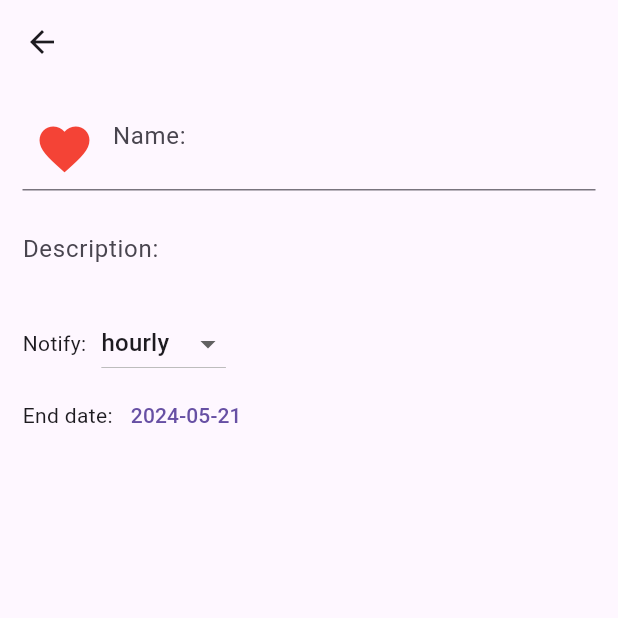
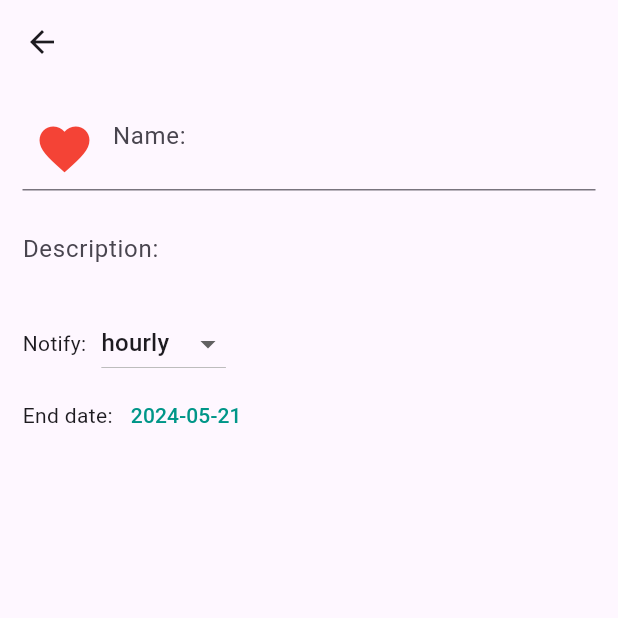
Before and after one commit to boterop/habit_hero, a Flutter app: the screen it shows after launch, after a tap on the "add" icon, on a phone screen of 412 x 824 dp, the top half of it. Run offline on Flutter 3.47's test engine with Material 3 defaults, Android fonts, the phone set to English and light mode, and no system bars; our stand-ins replace flutter_dotenv, flutter_secure_storage; generated files the repository leaves out were written again; network calls fail.

```diff
--- a/lib/themes/general_theme.dart
+++ b/lib/themes/general_theme.dart
@@ -28,6 +28,19 @@ class GeneralTheme {
   _getFloatingTheme() =>
       FloatingActionButtonThemeData(backgroundColor: primaryColor);
 
+  _getTextButtonTheme() => TextButtonThemeData(
+        style: ButtonStyle(
+          foregroundColor: MaterialStateProperty.resolveWith<Color?>(
+            (Set<MaterialState> states) {
+              if (states.contains(MaterialState.disabled)) {
+                return Colors.grey;
+              }
+              return primaryColor;
+            },
+          ),
+        ),
+      );
+
   ThemeData getData() => ThemeData(
         primaryColor: background,
         switchTheme: SwitchThemeData(
@@ -36,6 +49,7 @@ class GeneralTheme {
           trackOutlineColor: _switchColors(),
         ),
         floatingActionButtonTheme: _getFloatingTheme(),
+        textButtonTheme: _getTextButtonTheme(),
         brightness: brightness,
       );
 }
```
Also changed, not shown: lib/l10n/app_en.arb (+10 -0 lines), lib/l10n/app_es.arb (+10 -0 lines), lib/widgets/confirm_dialog.dart (added, +44 -0 lines), lib/widgets/habit.dart (+9 -1 lines).
